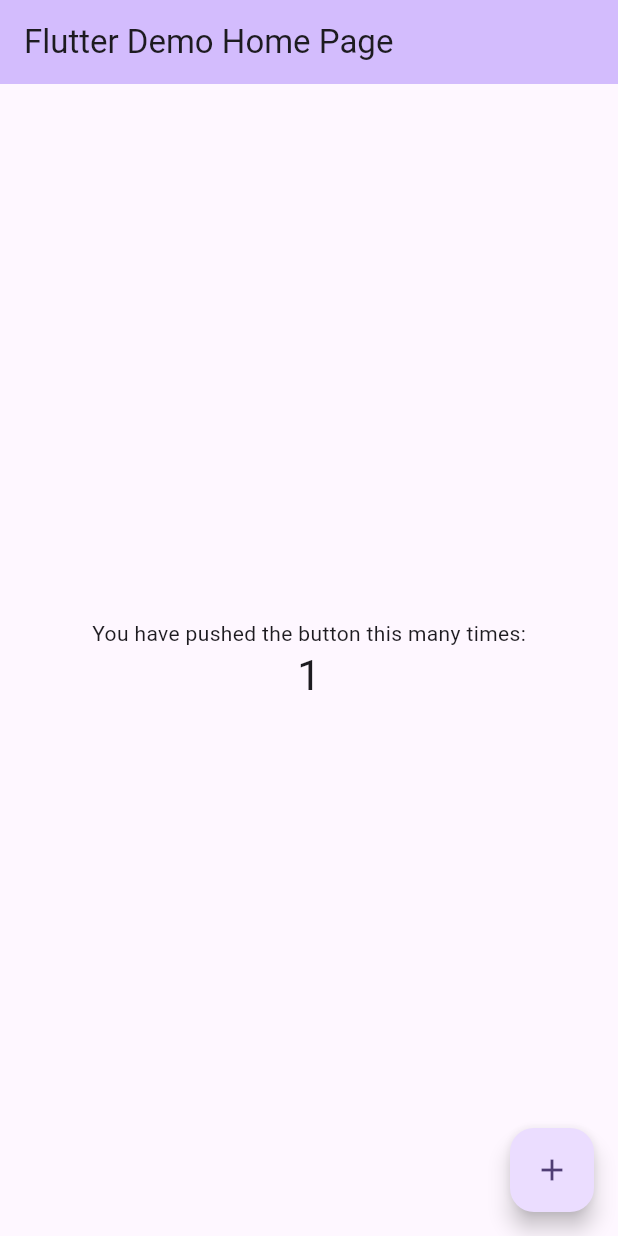
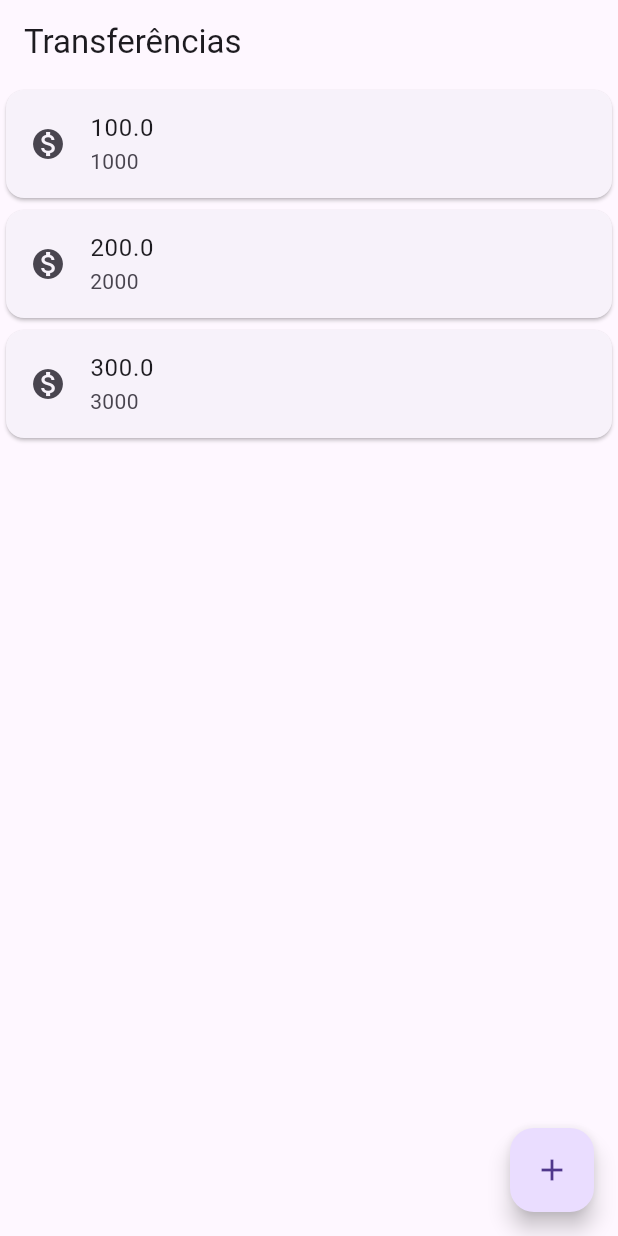
Before and after one commit to LeonardoVechieti/apps-flutter, a Flutter app: the screen it shows after launch, after a tap on the "add" icon, on a phone screen of 412 x 824 dp. Run offline on Flutter 3.47's test engine with Material 3 defaults, Android fonts, the phone set to English and light mode, and no system bars.

Commit message:
feat: widget format

```diff
--- a/bytebank/lib/main.dart
+++ b/bytebank/lib/main.dart
@@ -1,125 +1,54 @@
 import 'package:flutter/material.dart';
 
-void main() {
-  runApp(const MyApp());
-}
+void main() => runApp(MaterialApp(
+  home: Scaffold(
+    body: ListaTransferencias(),
+    appBar: AppBar(
+      title: Text('Transferências'),
+    ),
+    floatingActionButton: FloatingActionButton(
+      onPressed: () {  },
+      child: Icon(Icons.add),
+    ),
+  ),
+));
 
-class MyApp extends StatelessWidget {
-  const MyApp({super.key});
-
-  // This widget is the root of your application.
+class ListaTransferencias extends StatelessWidget{
   @override
   Widget build(BuildContext context) {
-    return MaterialApp(
-      title: 'Flutter Demo',
-      theme: ThemeData(
-        // This is the theme of your application.
-        //
-        // TRY THIS: Try running your application with "flutter run". You'll see
-        // the application has a purple toolbar. Then, without quitting the app,
-        // try changing the seedColor in the colorScheme below to Colors.green
-        // and then invoke "hot reload" (save your changes or press the "hot
-        // reload" button in a Flutter-supported IDE, or press "r" if you used
-        // the command line to start the app).
-        //
-        // Notice that the counter didn't reset back to zero; the application
-        // state is not lost during the reload. To reset the state, use hot
-        // restart instead.
-        //
-        // This works for code too, not just values: Most code changes can be
-        // tested with just a hot reload.
-        colorScheme: ColorScheme.fromSeed(seedColor: Colors.deepPurple),
-        useMaterial3: true,
-      ),
-      home: const MyHomePage(title: 'Flutter Demo Home Page'),
+    // TODO: implement build
+    return Column(
+        children: <Widget>[
+          ItemTransferencia(Transferencia(100.0, 1000)),
+          ItemTransferencia(Transferencia(200.0, 2000)),
+          ItemTransferencia(Transferencia(300.0, 3000)),
+        ]
     );
   }
 }
 
-class MyHomePage extends StatefulWidget {
-  const MyHomePage({super.key, required this.title});
+class ItemTransferencia extends StatelessWidget {
 
-  // This widget is the home page of your application. It is stateful, meaning
-  // that it has a State object (defined below) that contains fields that affect
-  // how it looks.
+  final Transferencia _transferencia;
 
-  // This class is the configuration for the state. It holds the values (in this
-  // case the title) provided by the parent (in this case the App widget) and
-  // used by the build method of the State. Fields in a Widget subclass are
-  // always marked "final".
-
-  final String title;
-
-  @override
-  State<MyHomePage> createState() => _MyHomePageState();
-}
-
-class _MyHomePageState extends State<MyHomePage> {
-  int _counter = 0;
-
-  void _incrementCounter() {
-    setState(() {
-      // This call to setState tells the Flutter framework that something has
-      // changed in this State, which causes it to rerun the build method below
-      // so that the display can reflect the updated values. If we changed
-      // _counter without calling setState(), then the build method would not be
-      // called again, and so nothing would appear to happen.
-      _counter++;
-    });
-  }
+  ItemTransferencia(this._transferencia);
 
   @override
   Widget build(BuildContext context) {
-    // This method is rerun every time setState is called, for instance as done
-    // by the _incrementCounter method above.
-    //
-    // The Flutter framework has been optimized to make rerunning build methods
-    // fast, so that you can just rebuild anything that needs updating rather
-    // than having to individually change instances of widgets.
-    return Scaffold(
-      appBar: AppBar(
-        // TRY THIS: Try changing the color here to a specific color (to
-        // Colors.amber, perhaps?) and trigger a hot reload to see the AppBar
-        // change color while the other colors stay the same.
-        backgroundColor: Theme.of(context).colorScheme.inversePrimary,
-        // Here we take the value from the MyHomePage object that was created by
-        // the App.build method, and use it to set our appbar title.
-        title: Text(widget.title),
+    // TODO: implement build
+    return Card(
+      child: ListTile(
+        leading: Icon(Icons.monetization_on),
+        title: Text(_transferencia.valor.toString()),
+        subtitle: Text(_transferencia.numeroConta.toString()),
       ),
-      body: Center(
-        // Center is a layout widget. It takes a single child and positions it
-        // in the middle of the parent.
-        child: Column(
-          // Column is also a layout widget. It takes a list of children and
-          // arranges them vertically. By default, it sizes itself to fit its
-          // children horizontally, and tries to be as tall as its parent.
-          //
-          // Column has various properties to control how it sizes itself and
-          // how it positions its children. Here we use mainAxisAlignment to
-          // center the children vertically; the main axis here is the vertical
-          // axis because Columns are vertical (the cross axis would be
-          // horizontal).
-          //
-          // TRY THIS: Invoke "debug painting" (choose the "Toggle Debug Paint"
-          // action in the IDE, or press "p" in the console), to see the
-          // wireframe for each widget.
-          mainAxisAlignment: MainAxisAlignment.center,
-          children: <Widget>[
-            const Text(
-              'You have pushed the button this many times:',
-            ),
-            Text(
-              '$_counter',
-              style: Theme.of(context).textTheme.headlineMedium,
-            ),
-          ],
-        ),
-      ),
-      floatingActionButton: FloatingActionButton(
-        onPressed: _incrementCounter,
-        tooltip: 'Increment',
-        child: const Icon(Icons.add),
-      ), // This trailing comma makes auto-formatting nicer for build methods.
     );
   }
 }
+
+class Transferencia {
+  final double valor;
+  final int numeroConta;
+
+  Transferencia(this.valor, this.numeroConta);
+}
```
Also changed, not shown: 1 other file.
